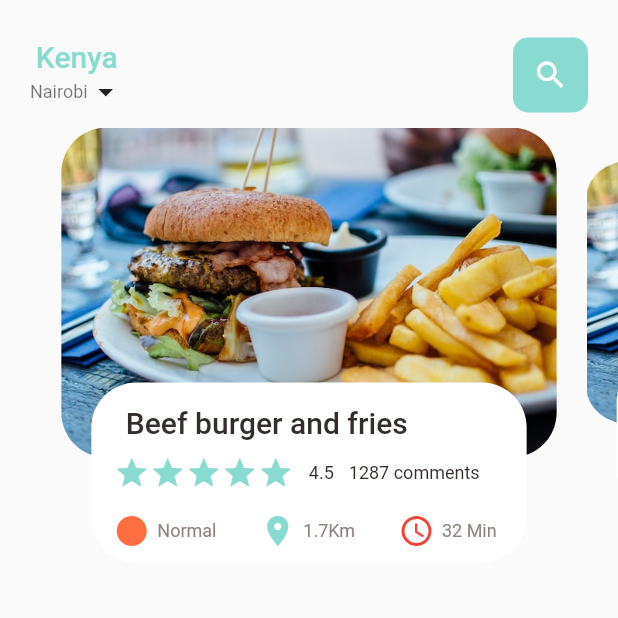
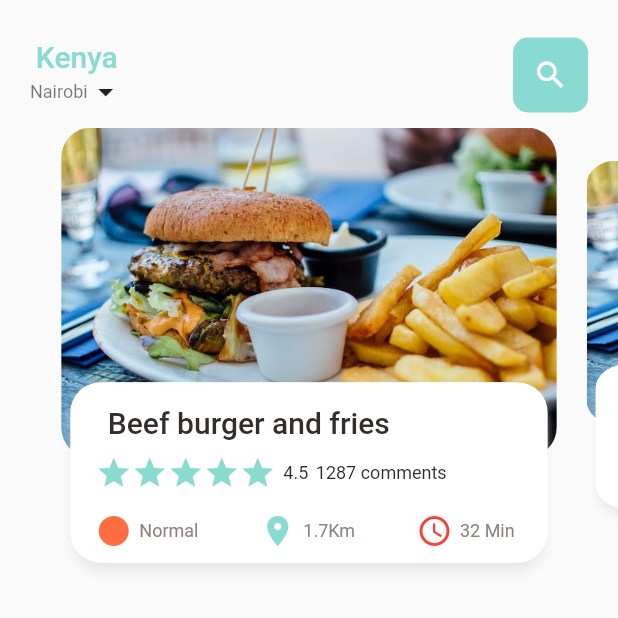
Before and after one commit to Calvin-Ngugi/food-delivery-app, a Flutter app: the screen it shows after launch, on a phone screen of 412 x 824 dp, the top half of it. Run offline on Flutter 3.47's test engine with Material 2 defaults, Android fonts, the phone set to English and light mode, and no system bars.

```diff
--- a/lib/home/food_page_body.dart
+++ b/lib/home/food_page_body.dart
@@ -1,4 +1,3 @@
-import 'package:flutter/cupertino.dart';
 import 'package:flutter/material.dart';
 import 'package:food_delivery/utils/colors.dart';
 import 'package:food_delivery/widgets/big_text.dart';
@@ -16,7 +15,7 @@ class _FoodPageBodyState extends State<FoodPageBody> {
   PageController pageController = PageController(viewportFraction: 0.85);
   var _currPageValue = 0.0;
   double _scaleFactor = 0.8;
-  double height = 220;
+  double _height = 220;
 
   @override
   void initState(){
@@ -35,7 +34,7 @@ class _FoodPageBodyState extends State<FoodPageBody> {
 
   @override
   Widget build(BuildContext context) {
-    return Container(
+    return SizedBox(
       height: 320,
       child: PageView.builder(
           controller: pageController,
@@ -46,21 +45,24 @@ class _FoodPageBodyState extends State<FoodPageBody> {
     );
   }
   Widget _buildPageItem(int index){
-    Matrix4 matrix = new Matrix4.identity();
+    Matrix4 matrix = Matrix4.identity();
     if (index == _currPageValue.floor()){
       var currScale = 1-(_currPageValue-index)*(1-_scaleFactor);
-      var currTrans =  height*(1-currScale)/2;
+      var currTrans =  _height*(1-currScale)/2;
       matrix = Matrix4.diagonal3Values(1, currScale, 1)..setTranslationRaw(0, currTrans, 0);
     }else if(index == _currPageValue.floor()+1){
-      var currScale = _scaleFactor+(_currPageValue-index+1)*(1-_scaleFactor);
-      var currTrans =  height*(1-currScale)/2;
+      var currScale = _scaleFactor+(_currPageValue - index + 1)*(1 - _scaleFactor);
+      var currTrans =  _height*(1-currScale)/2;
       matrix = Matrix4.diagonal3Values(1, currScale, 1)..setTranslationRaw(0, currTrans, 0);
     }else if(index == _currPageValue.floor()-1) {
       var currScale = _scaleFactor +
           (_currPageValue - index - 1) * (1 + _scaleFactor);
-      var currTrans = height * (1 - currScale) / 2;
+      var currTrans = _height * (1 - currScale) / 2;
       matrix = Matrix4.diagonal3Values(1, currScale, 1)
         ..setTranslationRaw(0, currTrans, 0);
+    }else{
+      var currScale = 0.8;
+      matrix = Matrix4.diagonal3Values(1, currScale, 1)..setTranslationRaw(0, _height*(1-_scaleFactor)/2, 0);
     }
 
     return Transform(
@@ -71,7 +73,7 @@ class _FoodPageBodyState extends State<FoodPageBody> {
             height: 220,
             margin: const EdgeInsets.only(left: 10, right: 10),
             decoration: BoxDecoration(
-              borderRadius: BorderRadius.circular(30),
+              borderRadius: BorderRadius.circular(20),
               image: const DecorationImage(
                 fit: BoxFit.cover,
                 image: AssetImage("assets/images/food1.jpg")
@@ -82,32 +84,47 @@ class _FoodPageBodyState extends State<FoodPageBody> {
             alignment: Alignment.bottomCenter,
             child: Container(
               height: 120,
-              margin: const EdgeInsets.only(left: 30, right: 30, bottom: 30),
+              margin: const EdgeInsets.only(left: 18, right: 18, bottom: 30),
               decoration: BoxDecoration(
-                borderRadius: BorderRadius.circular(30),
+                boxShadow: const [
+                  BoxShadow(
+                    color: Color(0xFFe8e8e8),
+                    blurRadius: 5.0,
+                    offset: Offset(0, 6)
+                  ),
+                  BoxShadow(
+                    color: Colors.white,
+                    offset: Offset(-2, 0)
+                  ),
+                  BoxShadow(
+                      color: Colors.white,
+                      offset: Offset(2, 0)
+                  ),
+                ],
+                borderRadius: BorderRadius.circular(20),
                 color: Colors.white
               ),
               child: Container(
-                padding: EdgeInsets.only(top: 5.0, left: 15, right: 20),
+                padding: const EdgeInsets.only(top: 5.0, left: 15, right: 20),
                 child: Column(
                   crossAxisAlignment: CrossAxisAlignment.start,
                   children: [
                     Container(
-                      padding: EdgeInsets.only(left: 8, top: 10),
+                      padding: const EdgeInsets.only(left: 8, top: 10),
                         child: BigText(text: 'Beef burger and fries')),
-                    SizedBox(height: 10),
+                    const SizedBox(height: 10),
                     Row(
                       children: [
                         Wrap(
                           children: List.generate(5, (index) => Icon(Icons.star, color: AppColors.mainColor,)),
                         ),
-                        SizedBox(width: 10),
+                        const SizedBox(width: 5),
                         SmallText(text: '4.5'),
-                        SizedBox(width: 10),
+                        const SizedBox(width: 5),
                         SmallText(text: '1287 comments'),
                       ],
                     ),
-                    SizedBox(height: 15),
+                    const SizedBox(height: 15),
                     Row(
                       mainAxisAlignment: MainAxisAlignment.spaceBetween,
                       children: [
```
